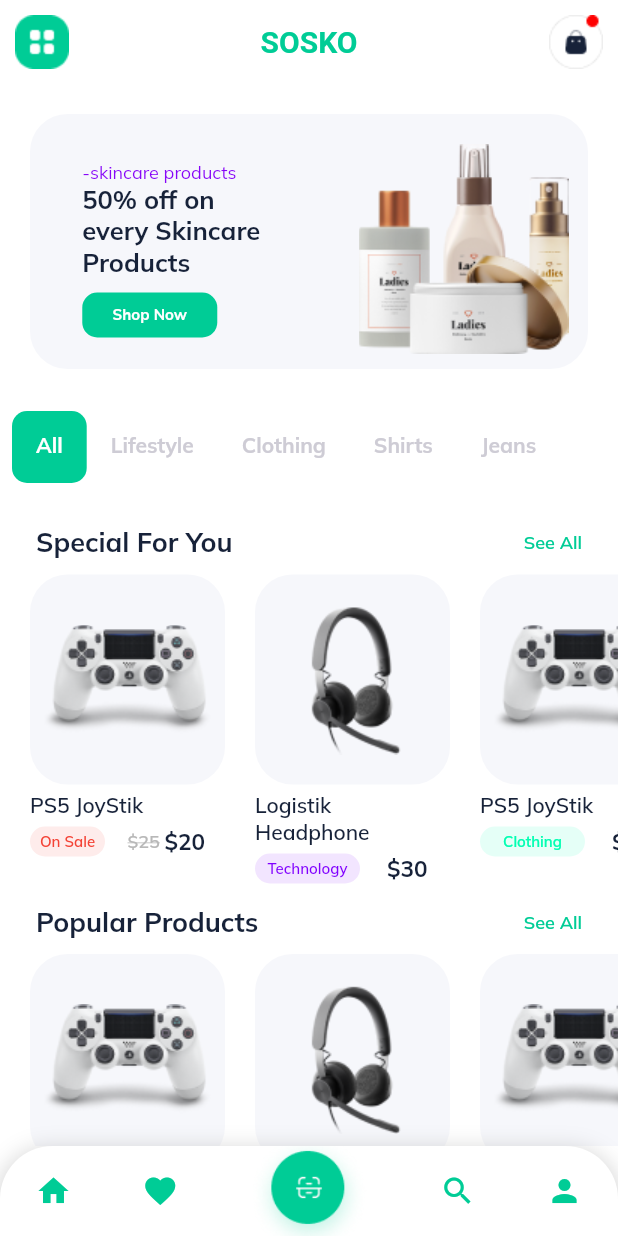
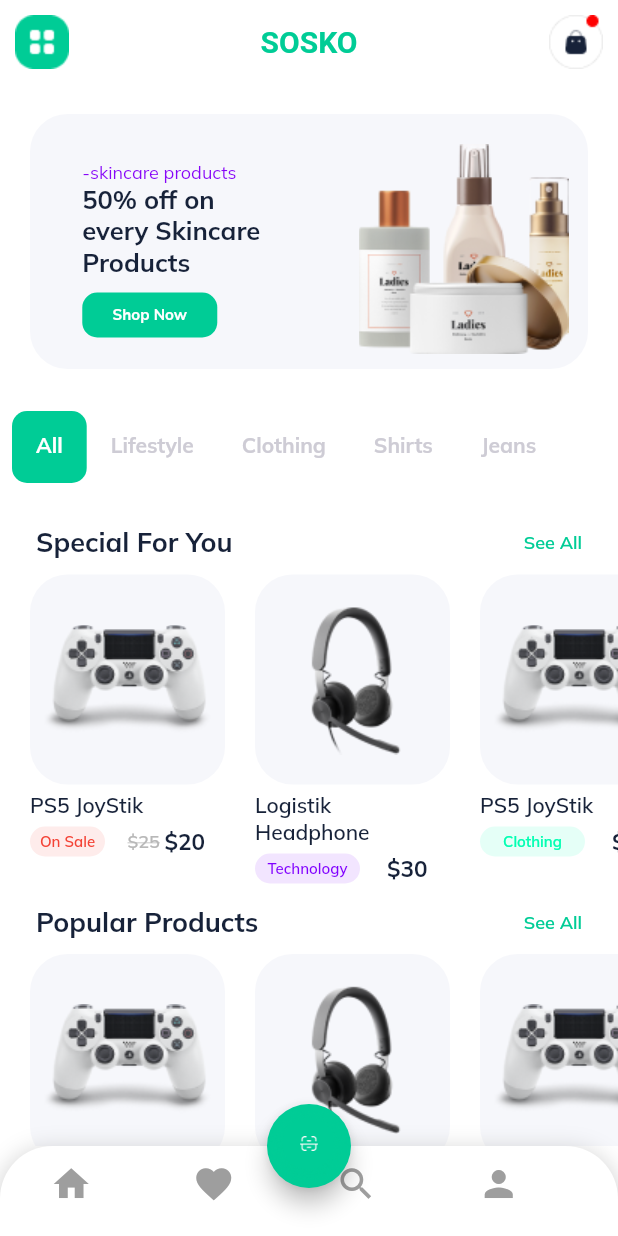
Before and after one commit to AfruSadia/ChatApp-HomeScreen, a Flutter app: the screen it shows after launch, on a phone screen of 412 x 824 dp. Run offline on Flutter 3.47's test engine with Material 2 defaults, Android fonts, the phone set to English and light mode, and no system bars; our stand-ins replace google_fonts.

Commit message:
BottomNav Bar Updated

```diff
--- a/lib/chatapp/screens/chat_screen.dart
+++ b/lib/chatapp/screens/chat_screen.dart
@@ -34,7 +34,7 @@ class _ChatScreenState extends State<ChatScreen> {
       "time": "4:34 PM",
     },
     {
-      "message": "I heard u guys launching new product?",
+      "message": "I heard u guys launching\n new product?",
       "type": "sender",
       "time": "4:35 PM",
     },
@@ -121,7 +121,7 @@ class _ChatScreenState extends State<ChatScreen> {
                               fontWeight: FontWeight.w600),
                         ),
                         Text(
-                          chatList[index]["time"],
+                          "\t\t\t\t" + chatList[index]["time"],
                         )
                       ],
                     )),
--- a/lib/screens/home_screen.dart
+++ b/lib/screens/home_screen.dart
@@ -12,8 +12,26 @@ class Home extends StatefulWidget {
 }
 
 class _HomeState extends State<Home> {
-  bool selected = true;
   @override
+  bool isSelected = false;
+  List iconList = [
+    {
+      "icon": Icons.home,
+      "isSelected": false,
+    },
+    {
+      "icon": Icons.favorite,
+      "isSelected": false,
+    },
+    {
+      "icon": Icons.search,
+      "isSelected": false,
+    },
+    {
+      "icon": Icons.person,
+      "isSelected": false,
+    },
+  ];
   Widget build(BuildContext context) {
     return Scaffold(
       backgroundColor: KColor.white,
@@ -201,6 +219,12 @@ class _HomeState extends State<Home> {
           ),
         ),
       ),
+      floatingActionButton: FloatingActionButton(
+        onPressed: () {},
+        child: Image(image: AssetImage('images/navimg.png')),
+        backgroundColor: KColor.appbartext,
+      ),
+      floatingActionButtonLocation: FloatingActionButtonLocation.centerDocked,
       bottomNavigationBar: Container(
         height: 60,
         //color: Colors.white,
@@ -215,41 +239,68 @@ class _HomeState extends State<Home> {
                   blurRadius: 12,
                   offset: Offset(0, 3))
             ]),
-        child: Stack(
-          children: [
-            Row(
+        // child: Row(
+        //   mainAxisAlignment: MainAxisAlignment.spaceAround,
+        //   children: [
+        //     Icon(
+        //       Icons.home,
+        //       color: KColor.appbartext,
+        //     ),
+        //     Icon(
+        //       Icons.favorite,
+        //       color: KColor.appbartext,
+        //     ),
+        //     Icon(
+        //       Icons.search,
+        //       color: KColor.appbartext,
+        //     ),
+        //     Icon(
+        //       Icons.person,
+        //       color: KColor.appbartext,
+        //     ),
+        //   ],
+        // ),
+        child: Row(
+          children: List.generate(
+              iconList.length,
+              (index) => Container(
+                    // padding: EdgeInsets.only(bottom: 10),
+                    child: GestureDetector(
+                      onTap: () {
+                        setState(() {
+                          iconList[index]["isSelected"] =
+                              !iconList[index]["isSelected"];
+                        });
+                      },
+                      child: Column(
                         mainAxisAlignment: MainAxisAlignment.spaceAround,
                         children: [
-                Icon(
-                  Icons.home,
-                  color: KColor.appbartext,
+                          SizedBox(
+                            width: 95,
                           ),
                           Icon(
-                  Icons.favorite,
-                  color: KColor.appbartext,
+                            iconList[index]["icon"],
+                            size: 28,
+                            color: iconList[index]["isSelected"]
+                                ? KColor.appbartext
+                                : Colors.grey,
                           ),
-                Positioned(
-                  top: 30,
-                  child: Container(
-                    height: 80,
-                    width: 80,
-                    child: const Image(
-                      image: AssetImage('images/navimg.png'),
-                      fit: BoxFit.cover,
+                          Container(
+                            height: 10,
+                            width: 15,
+                            decoration: BoxDecoration(
+                              borderRadius: BorderRadius.only(
+                                  topLeft: Radius.circular(8),
+                                  topRight: Radius.circular(8)),
+                              color: iconList[index]["isSelected"]
+                                  ? KColor.appbartext
+                                  : Colors.white,
+                            ),
+                          )
+                        ],
                       ),
                     ),
-                ),
-                Icon(
-                  Icons.search,
-                  color: KColor.appbartext,
-                ),
-                Icon(
-                  Icons.person,
-                  color: KColor.appbartext,
-                ),
-              ],
-            ),
-          ],
+                  )),
         ),
       ),
     );
```
Lines whose indentation alone changed are shown as unchanged.
